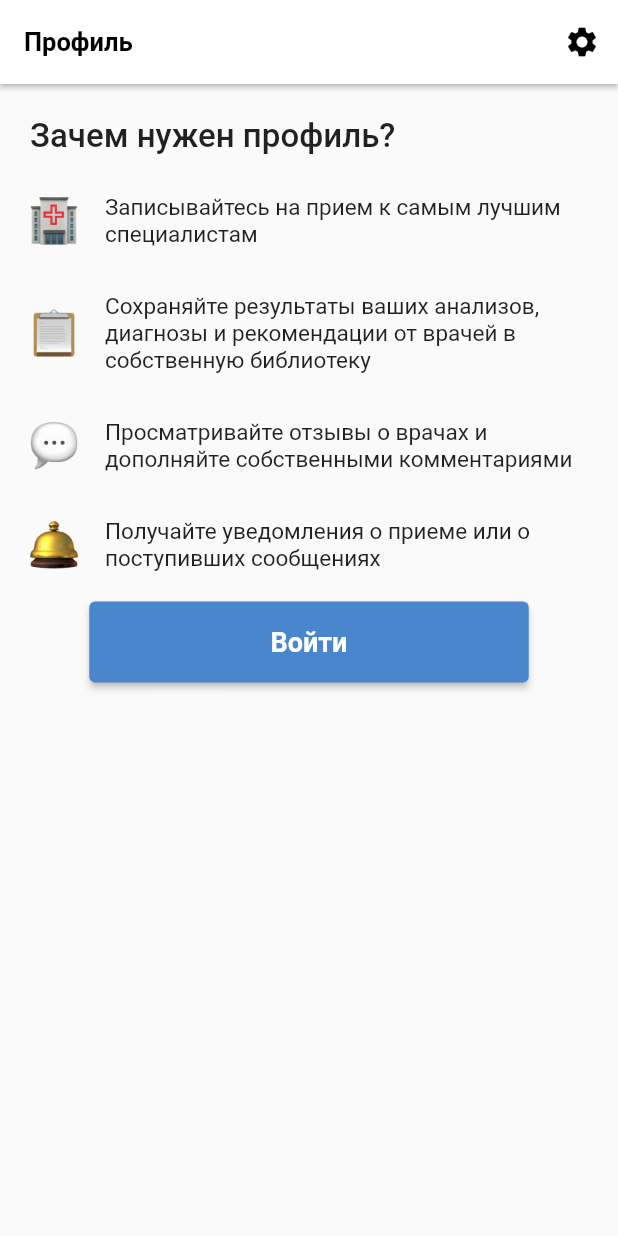
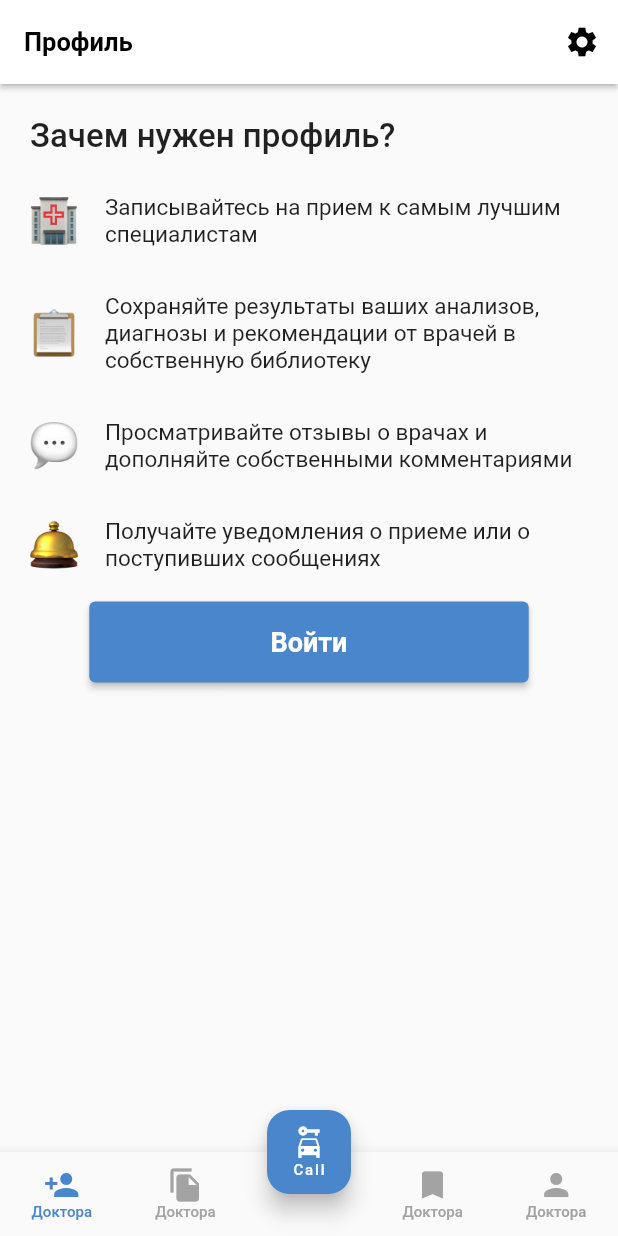
Before and after one commit to Kerimkullov/ambulance, a Flutter app: the screen it shows after launch, on a phone screen of 412 x 824 dp. Run offline on Flutter 3.47's test engine with Material 2 defaults, Android fonts, the phone set to English and light mode, and no system bars.

Commit message:
add bottom bavigation

```diff
--- a/lib/const/ambulance_colors.dart
+++ b/lib/const/ambulance_colors.dart
@@ -2,6 +2,10 @@ import 'package:flutter/material.dart';
 
 class AmbulanceColors {
   static const Color appBarColor = Colors.white;
+
   static const Color buttonColor = Color(0xff4A86CC);
+
   static Color blackWithOpacity = Colors.black.withOpacity(0.5);
+
+  static const Color greyItem = Color(0xffA3A3A3);
 }
--- a/lib/const/ambulance_textstyle.dart
+++ b/lib/const/ambulance_textstyle.dart
@@ -15,4 +15,10 @@ class AmbulanceTextStyle {
 
   static const TextStyle sfW700S34 =
       TextStyle(fontSize: 34, fontWeight: FontWeight.w700);
+
+  static const TextStyle sfW500S10 =
+      TextStyle(fontSize: 10, fontWeight: FontWeight.w500);
+
+  static const TextStyle sfW500S10White =
+      TextStyle(fontSize: 10, fontWeight: FontWeight.w500, color: Colors.white);
 }
--- /dev/null
+++ b/lib/const/widgets/bottom_navigation.dart
@@ -0,0 +1,105 @@
+import 'package:ambulance/pages/profile/phone_number_screen.dart';
+import 'package:ambulance/pages/profile/profile_screen.dart';
+import 'package:flutter/material.dart';
+
+import '../ambulance_colors.dart';
+import '../ambulance_textstyle.dart';
+
+class BottomNavigation extends StatefulWidget {
+  const BottomNavigation({Key? key}) : super(key: key);
+
+  @override
+  State<BottomNavigation> createState() => _BottomNavigationState();
+}
+
+class _BottomNavigationState extends State<BottomNavigation> {
+  int currentIndex = 0;
+  final List<Widget> pages = [
+    const ProfileScreen(),
+    const PhoneNumberScreen(),
+    const ProfileScreen(),
+    const ProfileScreen(),
+    const ProfileScreen()
+  ];
+
+  void onChangeIndex(int index, BuildContext context) {
+    switch (index) {
+      case 0:
+        currentIndex = index;
+        break;
+      case 1:
+        currentIndex = index;
+        break;
+      case 2:
+        currentIndex = index;
+        break;
+      case 3:
+        currentIndex = index;
+        break;
+      case 4:
+        currentIndex = index;
+        break;
+    }
+    setState(() {});
+  }
+
+  @override
+  Widget build(BuildContext context) {
+    return Scaffold(
+      body: pages[currentIndex],
+      bottomNavigationBar: BottomNavigationBar(
+        onTap: (value) => onChangeIndex(value, context),
+        currentIndex: currentIndex,
+        type: BottomNavigationBarType.fixed,
+        unselectedItemColor: AmbulanceColors.greyItem,
+        selectedItemColor: AmbulanceColors.buttonColor,
+        selectedLabelStyle: AmbulanceTextStyle.sfW500S10,
+        unselectedLabelStyle:
+            AmbulanceTextStyle.sfW500S10.copyWith(color: Colors.black),
+        items: const [
+          BottomNavigationBarItem(
+            icon: Icon(Icons.person_add),
+            label: 'Доктора',
+          ),
+          BottomNavigationBarItem(
+            icon: Icon(Icons.file_copy),
+            label: 'Доктора',
+          ),
+          BottomNavigationBarItem(
+            icon: Icon(
+              Icons.car_rental,
+              color: Colors.transparent,
+              size: 0,
+            ),
+            label: '',
+          ),
+          BottomNavigationBarItem(
+            icon: Icon(Icons.bookmark),
+            label: 'Доктора',
+          ),
+          BottomNavigationBarItem(
+            icon: Icon(Icons.person),
+            label: 'Доктора',
+          ),
+        ],
+      ),
+      floatingActionButtonLocation: FloatingActionButtonLocation.centerDocked,
+      floatingActionButton: FloatingActionButton(
+        backgroundColor: AmbulanceColors.buttonColor,
+        onPressed: () {},
+        child: Column(
+          mainAxisAlignment: MainAxisAlignment.center,
+          children: const [
+            Icon(
+              Icons.car_rental,
+              color: AmbulanceColors.appBarColor,
+            ),
+            Text('Call', style: AmbulanceTextStyle.sfW500S10White)
+          ],
+        ),
+        shape: const RoundedRectangleBorder(
+            borderRadius: BorderRadius.all(Radius.circular(15.0))),
+      ),
+    );
+  }
+}
--- a/lib/main.dart
+++ b/lib/main.dart
@@ -1,4 +1,6 @@
+import 'package:ambulance/const/widgets/bottom_navigation.dart';
 import 'package:ambulance/pages/profile/phone_number_screen.dart';
+import 'package:ambulance/pages/profile/pin_code_screen.dart';
 import 'package:ambulance/pages/profile/profile_screen.dart';
 import 'package:flutter/material.dart';
 
@@ -16,8 +18,10 @@ class MyApp extends StatelessWidget {
       title: 'Flutter Demo',
       theme: ThemeData(primarySwatch: Colors.grey, primaryColor: Colors.white),
       routes: {
-        '/': (context) => const ProfileScreen(),
+        '/': (context) => const BottomNavigation(),
         '/profile/phone_number': (context) => const PhoneNumberScreen(),
+        '/profile/phone_number/pin_code_screen': (context) =>
+            const PinCodeScreen()
       },
     );
   }
--- a/lib/pages/profile/phone_number_screen.dart
+++ b/lib/pages/profile/phone_number_screen.dart
@@ -11,6 +11,10 @@ class PhoneNumberScreen extends StatefulWidget {
 }
 
 class _PhoneNumberScreenState extends State<PhoneNumberScreen> {
+  void onPressLogIn(BuildContext context) {
+    Navigator.pushNamed(context, '/profile/phone_number/pin_code_screen');
+  }
+
   @override
   Widget build(BuildContext context) {
     return Scaffold(
@@ -59,7 +63,7 @@ class _PhoneNumberScreenState extends State<PhoneNumberScreen> {
             const Spacer(),
             AmbulanceButton(
               text: 'Далее',
-              onPressed: () {},
+              onPressed: () => onPressLogIn(context),
             ),
             const SizedBox(height: 20),
           ],
```
Also changed, not shown: lib/pages/profile/pin_code_screen.dart (added, +75 -0 lines).
